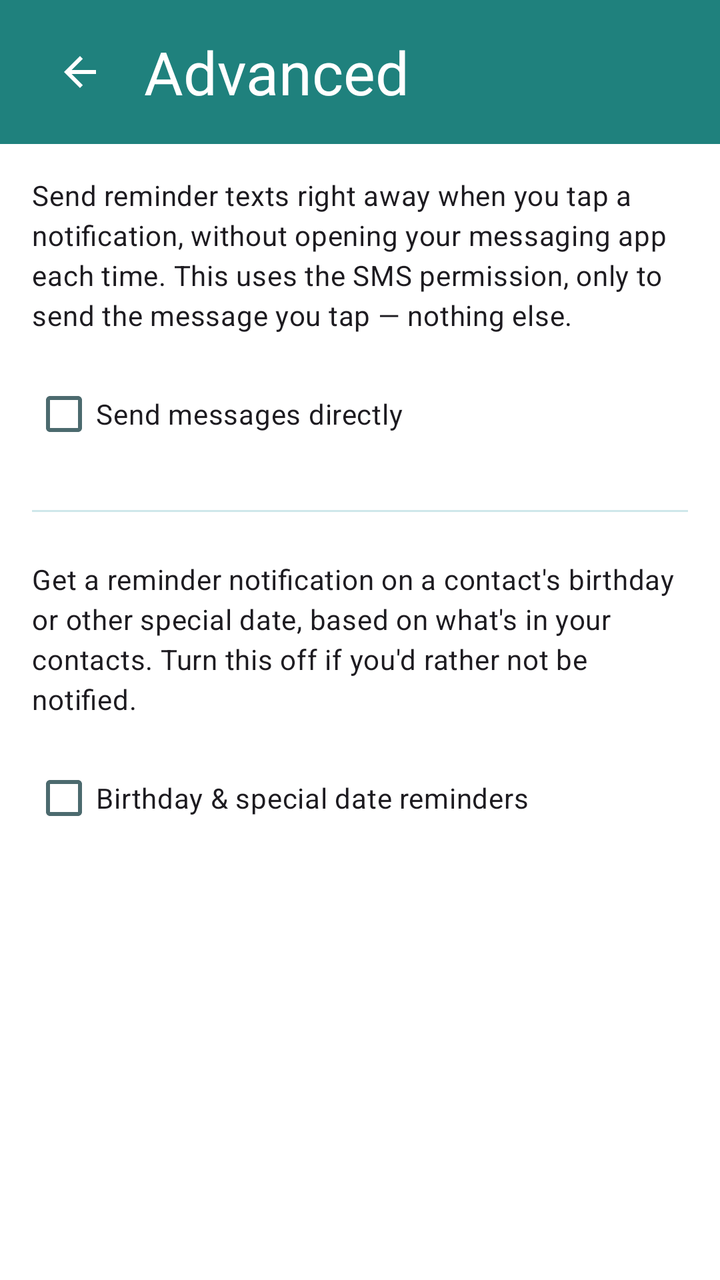
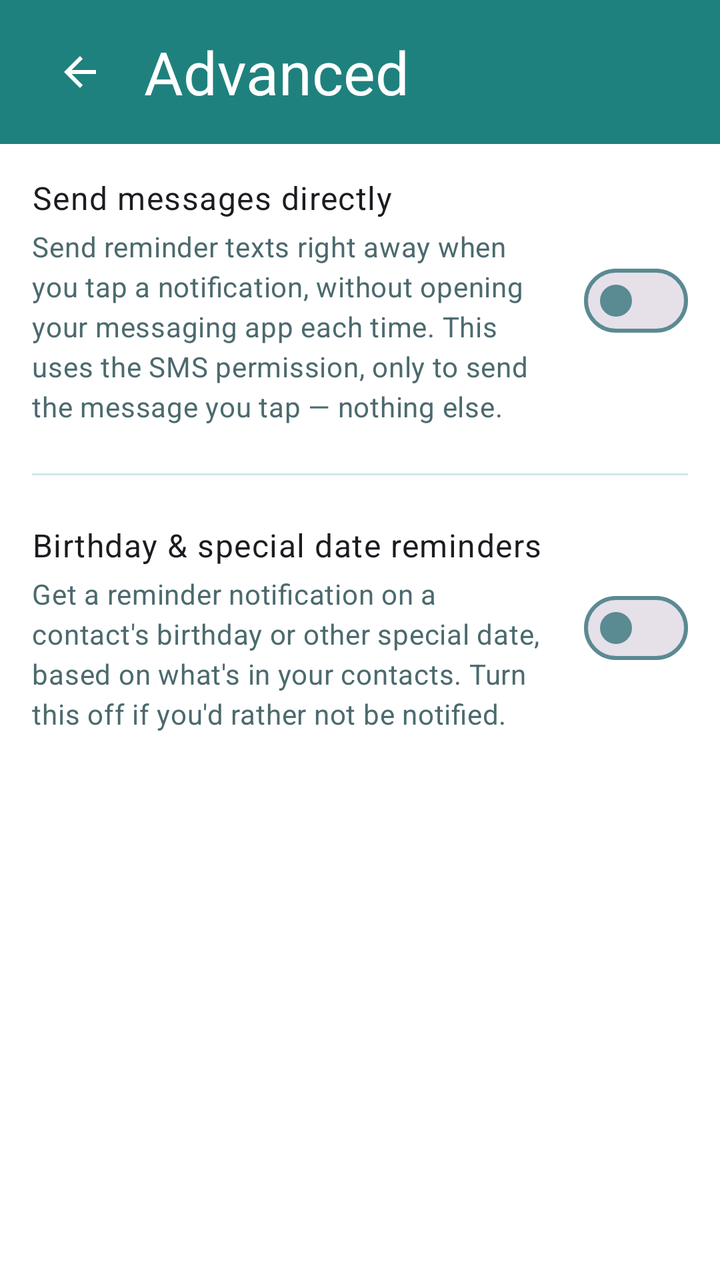

An Android layout rendered at two revisions. The XML below is the earlier revision; the diff shows what the commit changed to produce the second picture.
<!-- AndroidManifest.xml: application theme Theme.FriendMinder -->
<!-- res/layout/fragment_advanced_settings.xml -->
<?xml version="1.0" encoding="utf-8"?>
<LinearLayout xmlns:android="http://schemas.android.com/apk/res/android"
    xmlns:app="http://schemas.android.com/apk/res-auto"
    android:layout_width="match_parent"
    android:layout_height="match_parent"
    android:orientation="vertical">

    
    <LinearLayout
        android:id="@+id/headerContainer"
        android:layout_width="match_parent"
        android:layout_height="wrap_content"
        android:orientation="vertical"
        android:background="@color/fm_header">

        <View
            android:id="@+id/statusBarSpacer"
            android:layout_width="match_parent"
            android:layout_height="0dp" />

        <FrameLayout
            android:layout_width="match_parent"
            android:layout_height="@dimen/fm_home_header_height">

            <ImageButton
                android:id="@+id/backButton"
                android:layout_width="48dp"
                android:layout_height="48dp"
                android:layout_gravity="start|center_vertical"
                android:layout_marginStart="16dp"
                android:padding="12dp"
                android:background="?attr/selectableItemBackgroundBorderless"
                android:src="@drawable/ic_arrow_back"
                app:tint="@color/fm_on_primary"
                android:contentDescription="@string/content_desc_back" />

            <TextView
                android:id="@+id/headerTitle"
                android:layout_width="wrap_content"
                android:layout_height="wrap_content"
                android:layout_gravity="start|center_vertical"
                android:layout_marginStart="72dp"
                android:layout_marginEnd="@dimen/fm_space_6"
                android:text="@string/title_advanced_settings"
                android:textColor="@color/fm_on_primary"
                android:textSize="@dimen/fm_header_title_size"
                android:maxLines="1"
                android:ellipsize="end" />
        </FrameLayout>
    </LinearLayout>

    <ScrollView
        android:layout_width="match_parent"
        android:layout_height="0dp"
        android:layout_weight="1">

        <LinearLayout
            android:layout_width="match_parent"
            android:layout_height="wrap_content"
            android:orientation="vertical"
            android:padding="16dp">

            <TextView
                android:layout_width="match_parent"
                android:layout_height="wrap_content"
                android:text="@string/helper_direct_send_explanation"
                android:textAppearance="?attr/textAppearanceBodyMedium"
                android:layout_marginBottom="16dp" />

            <CheckBox
                android:id="@+id/directSendCheckbox"
                android:layout_width="wrap_content"
                android:layout_height="wrap_content"
                android:text="@string/checkbox_direct_send" />

            <TextView
                android:id="@+id/permissionDeniedHelper"
                android:layout_width="match_parent"
                android:layout_height="wrap_content"
                android:text="@string/label_direct_send_permission_denied"
                android:textAppearance="?attr/textAppearanceBodyMedium"
                android:textColor="?attr/colorError"
                android:layout_marginTop="16dp"
                android:visibility="gone" />

            <View
                android:layout_width="match_parent"
                android:layout_height="1dp"
                android:layout_marginTop="24dp"
                android:layout_marginBottom="24dp"
                android:background="?attr/colorOutlineVariant" />

            <TextView
                android:layout_width="match_parent"
                android:layout_height="wrap_content"
                android:text="@string/helper_birthday_check_explanation"
                android:textAppearance="?attr/textAppearanceBodyMedium"
                android:layout_marginBottom="16dp" />

            <CheckBox
                android:id="@+id/birthdayCheckCheckbox"
                android:layout_width="wrap_content"
                android:layout_height="wrap_content"
                android:text="@string/checkbox_birthday_check" />

        </LinearLayout>
    </ScrollView>
</LinearLayout>
<!-- resources referenced by this layout -->
<resources>
  <color name="fm_header">#1F817D</color>
  <color name="fm_on_primary">#FFFFFF</color>
  <dimen name="fm_header_title_size">30sp</dimen>
  <dimen name="fm_home_header_height">72dp</dimen>
  <dimen name="fm_space_6">24dp</dimen>
  <!-- drawable ic_arrow_back (drawable) -->
  <vector xmlns:android="http://schemas.android.com/apk/res/android"
      android:width="24dp"
      android:height="24dp"
      android:viewportWidth="24"
      android:viewportHeight="24"
      android:tint="?attr/colorOnSurface">
      <path
          android:fillColor="@android:color/white"
          android:pathData="M20,11H7.83l5.59,-5.59L12,4l-8,8 8,8 1.41,-1.41L7.83,13H20v-2z" />
  </vector>
  <string name="checkbox_birthday_check">Birthday &amp; special date reminders</string>
  <string name="checkbox_direct_send">Send messages directly</string>
  <string name="content_desc_back">Back</string>
  <string name="helper_birthday_check_explanation">Get a reminder notification on a contact\'s birthday or other special date, based on what\'s in your contacts. Turn this off if you\'d rather not be notified.</string>
  <string name="helper_direct_send_explanation">Send reminder texts right away when you tap a notification, without opening your messaging app each time. This uses the SMS permission, only to send the message you tap — nothing else.</string>
  <string name="label_direct_send_permission_denied">SMS permission isn\'t granted, so messages will open in your messaging app instead. To enable direct sending, turn this back on and allow the permission when asked.</string>
  <string name="title_advanced_settings">Advanced</string>
  <style name="Theme.FriendMinder" parent="Theme.Material3.Light.NoActionBar">
          <item name="colorPrimary">@color/fm_primary</item>
          <item name="colorOnPrimary">@color/fm_on_primary</item>
          <item name="colorPrimaryContainer">@color/fm_primary_container</item>
          <item name="colorOnPrimaryContainer">@color/fm_on_primary_container</item>
  
          <item name="colorSecondary">@color/fm_secondary</item>
          <item name="colorOnSecondary">@color/fm_on_secondary</item>
          <item name="colorSecondaryContainer">@color/fm_secondary_container</item>
          <item name="colorOnSecondaryContainer">@color/fm_on_secondary_container</item>
  
          <item name="colorSurface">@color/fm_surface</item>
          <item name="colorOnSurface">@color/fm_ink</item>
          <item name="colorSurfaceVariant">@color/fm_surface_variant</item>
          <item name="colorOnSurfaceVariant">@color/fm_ink_dim</item>
  
          <item name="colorOutline">@color/fm_outline</item>
          <item name="colorOutlineVariant">@color/fm_divider</item>
  
          <item name="colorError">@color/fm_error</item>
          <item name="colorErrorContainer">@color/fm_error_container</item>
          <item name="colorOnErrorContainer">@color/fm_on_error_container</item>
  
          
          <item name="android:windowBackground">@color/fm_surface</item>
      </style>
  <color name="fm_primary">#1F817D</color>
  <color name="fm_primary_container">#B0E8E6</color>
  <color name="fm_on_primary_container">#195556</color>
  <color name="fm_secondary">#5ABBEB</color>
  <color name="fm_on_secondary">#0A2E31</color>
  <color name="fm_secondary_container">#D6EBF8</color>
  <color name="fm_on_secondary_container">#0A2E31</color>
  <color name="fm_surface">#FFFFFF</color>
  <color name="fm_ink">#1B2E30</color>
  <color name="fm_surface_variant">#D3E9F4</color>
  <color name="fm_ink_dim">#4C6A6E</color>
  <color name="fm_outline">#5A8A92</color>
  <color name="fm_divider">#CFE7EA</color>
  <color name="fm_error">#B3261E</color>
  <color name="fm_error_container">#F9DEDC</color>
  <color name="fm_on_error_container">#410E0B</color>
</resources>

<!-- the commit's change to res/layout/fragment_advanced_settings.xml (unified diff, before → after) -->
@@ -60,26 +60,49 @@
             android:orientation="vertical"
             android:padding="16dp">
 
-            <TextView
+            
+            <LinearLayout
                 android:layout_width="match_parent"
                 android:layout_height="wrap_content"
-                android:text="@string/helper_direct_send_explanation"
-                android:textAppearance="?attr/textAppearanceBodyMedium"
-                android:layout_marginBottom="16dp" />
+                android:orientation="horizontal"
+                android:gravity="center_vertical">
 
-            <CheckBox
-                android:id="@+id/directSendCheckbox"
-                android:layout_width="wrap_content"
-                android:layout_height="wrap_content"
-                android:text="@string/checkbox_direct_send" />
+                <LinearLayout
+                    android:layout_width="0dp"
+                    android:layout_height="wrap_content"
+                    android:layout_weight="1"
+                    android:layout_marginEnd="@dimen/fm_space_4"
+                    android:orientation="vertical">
 
+                    <TextView
+                        android:layout_width="match_parent"
+                        android:layout_height="wrap_content"
+                        android:text="@string/checkbox_direct_send"
+                        android:textAppearance="?attr/textAppearanceBodyLarge" />
+
+                    <TextView
+                        android:layout_width="match_parent"
+                        android:layout_height="wrap_content"
+                        android:layout_marginTop="4dp"
+                        android:text="@string/helper_direct_send_explanation"
+                        android:textAppearance="?attr/textAppearanceBodyMedium"
+                        android:textColor="?attr/colorOnSurfaceVariant" />
+                </LinearLayout>
+
+                <com.google.android.material.materialswitch.MaterialSwitch
+                    android:id="@+id/directSendSwitch"
+                    android:layout_width="wrap_content"
+                    android:layout_height="wrap_content" />
+            </LinearLayout>
+
+            
             <TextView
                 android:id="@+id/permissionDeniedHelper"
                 android:layout_width="match_parent"
                 android:layout_height="wrap_content"
                 android:text="@string/label_direct_send_permission_denied"
                 android:textAppearance="?attr/textAppearanceBodyMedium"
-                android:textColor="?attr/colorError"
+                android:textColor="?attr/colorOnSurfaceVariant"
                 android:layout_marginTop="16dp"
                 android:visibility="gone" />
 
@@ -90,18 +113,39 @@
                 android:layout_marginBottom="24dp"
                 android:background="?attr/colorOutlineVariant" />
 
-            <TextView
+            <LinearLayout
                 android:layout_width="match_parent"
                 android:layout_height="wrap_content"
-                android:text="@string/helper_birthday_check_explanation"
-                android:textAppearance="?attr/textAppearanceBodyMedium"
-                android:layout_marginBottom="16dp" />
+                android:orientation="horizontal"
+                android:gravity="center_vertical">
 
-            <CheckBox
-                android:id="@+id/birthdayCheckCheckbox"
-                android:layout_width="wrap_content"
-                android:layout_height="wrap_content"
-                android:text="@string/checkbox_birthday_check" />
+                <LinearLayout
+                    android:layout_width="0dp"
+                    android:layout_height="wrap_content"
+                    android:layout_weight="1"
+                    android:layout_marginEnd="@dimen/fm_space_4"
+                    android:orientation="vertical">
+
+                    <TextView
+                        android:layout_width="match_parent"
+                        android:layout_height="wrap_content"
+                        android:text="@string/checkbox_birthday_check"
+                        android:textAppearance="?attr/textAppearanceBodyLarge" />
+
+                    <TextView
+                        android:layout_width="match_parent"
+                        android:layout_height="wrap_content"
+                        android:layout_marginTop="4dp"
+                        android:text="@string/helper_birthday_check_explanation"
+                        android:textAppearance="?attr/textAppearanceBodyMedium"
+                        android:textColor="?attr/colorOnSurfaceVariant" />
+                </LinearLayout>
+
+                <com.google.android.material.materialswitch.MaterialSwitch
+                    android:id="@+id/birthdayCheckSwitch"
+                    android:layout_width="wrap_content"
+                    android:layout_height="wrap_content" />
+            </LinearLayout>
 
         </LinearLayout>
     </ScrollView>
<!-- resource entries referenced after the edit -->
@@ -4,6 +4,7 @@
   <color name="fm_on_primary">#FFFFFF</color>
   <dimen name="fm_header_title_size">30sp</dimen>
   <dimen name="fm_home_header_height">72dp</dimen>
+  <dimen name="fm_space_4">16dp</dimen>
   <dimen name="fm_space_6">24dp</dimen>
   <!-- drawable ic_arrow_back (drawable) -->
   <vector xmlns:android="http://schemas.android.com/apk/res/android"
